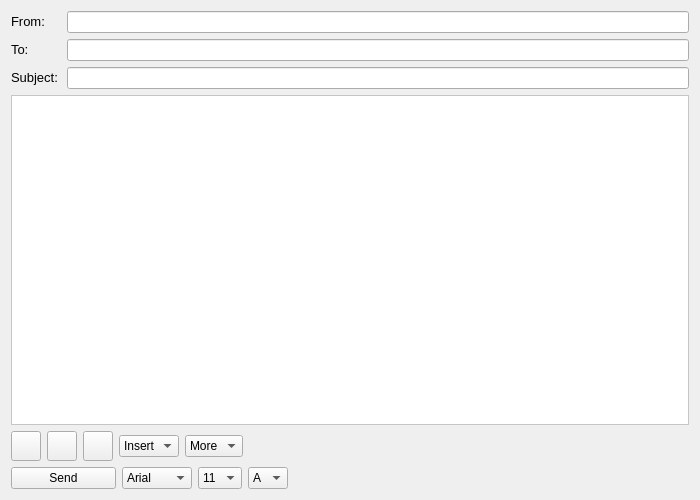
Before: the Qt Designer form CRM/views/ui/contacts2.ui in ImGaby123/SalesOptimizer-CRM, drawn with Qt 5.
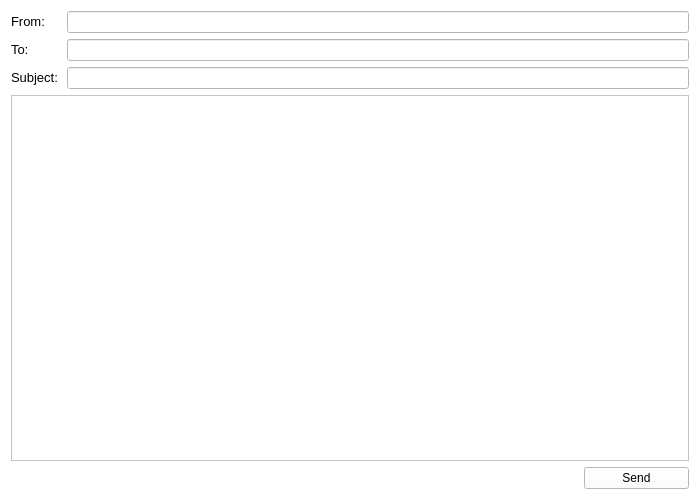
After: the same form once the commit is applied. Icons and pictures are not drawn.

Commit message: show-hide icons set on company col; email design ui changed

Patch:
```diff
--- a/CRM/views/ui/contacts2.ui
+++ b/CRM/views/ui/contacts2.ui
@@ -13,6 +13,9 @@
   <property name="windowTitle">
    <string>Form</string>
   </property>
+  <property name="styleSheet">
+   <string notr="true">background-color: rgb(255, 255, 255);</string>
+  </property>
   <layout class="QGridLayout" name="gridLayout_2">
    <item row="0" column="0">
     <layout class="QGridLayout" name="gridLayout">
@@ -75,149 +78,7 @@
      <item row="7" column="0">
       <layout class="QHBoxLayout" name="horizontalLayout">
        <item>
-        <widget class="QPushButton" name="bold_btn">
-         <property name="sizePolicy">
-          <sizepolicy hsizetype="Expanding" vsizetype="Fixed">
-           <horstretch>0</horstretch>
-           <verstretch>0</verstretch>
-          </sizepolicy>
-         </property>
-         <property name="maximumSize">
-          <size>
-           <width>30</width>
-           <height>30</height>
-          </size>
-         </property>
-         <property name="font">
-          <font>
-           <pointsize>16</pointsize>
-           <bold>true</bold>
-          </font>
-         </property>
-         <property name="styleSheet">
-          <string notr="true">
-color: rgb(0, 0, 0);</string>
-         </property>
-         <property name="text">
-          <string/>
-         </property>
-         <property name="icon">
-          <iconset resource="../qrc/icons.qrc">
-           <normaloff>:/Resources/bold.svg</normaloff>:/Resources/bold.svg</iconset>
-         </property>
-        </widget>
-       </item>
-       <item>
-        <widget class="QPushButton" name="italic_btn">
-         <property name="sizePolicy">
-          <sizepolicy hsizetype="Expanding" vsizetype="Fixed">
-           <horstretch>0</horstretch>
-           <verstretch>0</verstretch>
-          </sizepolicy>
-         </property>
-         <property name="maximumSize">
-          <size>
-           <width>30</width>
-           <height>30</height>
-          </size>
-         </property>
-         <property name="font">
-          <font>
-           <family>Arial</family>
-           <pointsize>16</pointsize>
-           <italic>true</italic>
-           <bold>false</bold>
-          </font>
-         </property>
-         <property name="styleSheet">
-          <string notr="true">
-
-color: rgb(0, 0, 0);</string>
-         </property>
-         <property name="text">
-          <string/>
-         </property>
-         <property name="icon">
-          <iconset resource="../qrc/icons.qrc">
-           <normaloff>:/Resources/italic.svg</normaloff>:/Resources/italic.svg</iconset>
-         </property>
-        </widget>
-       </item>
-       <item>
-        <widget class="QPushButton" name="underline_btn">
-         <property name="sizePolicy">
-          <sizepolicy hsizetype="Expanding" vsizetype="Fixed">
-           <horstretch>0</horstretch>
-           <verstretch>0</verstretch>
-          </sizepolicy>
-         </property>
-         <property name="maximumSize">
-          <size>
-           <width>30</width>
-           <height>30</height>
-          </size>
-         </property>
-         <property name="font">
-          <font>
-           <pointsize>16</pointsize>
-           <bold>false</bold>
-           <underline>true</underline>
-          </font>
-         </property>
-         <property name="styleSheet">
-          <string notr="true">
-
-color: rgb(0, 0, 0);</string>
-         </property>
-         <property name="text">
-          <string/>
-         </property>
-         <property name="icon">
-          <iconset resource="../qrc/icons.qrc">
-           <normaloff>:/Resources/underline.svg</normaloff>:/Resources/underline.svg</iconset>
-         </property>
-        </widget>
-       </item>
-       <item>
-        <layout class="QHBoxLayout" name="horizontalLayout_2">
-         <item>
-          <widget class="QComboBox" name="insert_combo">
-           <property name="sizePolicy">
-            <sizepolicy hsizetype="Preferred" vsizetype="Fixed">
-             <horstretch>0</horstretch>
-             <verstretch>0</verstretch>
-            </sizepolicy>
-           </property>
-           <item>
-            <property name="text">
-             <string>Insert</string>
-            </property>
-           </item>
-          </widget>
-         </item>
-         <item>
-          <widget class="QComboBox" name="comboBox">
-           <item>
-            <property name="text">
-             <string>More</string>
-            </property>
-           </item>
-          </widget>
-         </item>
-         <item>
-          <spacer name="horizontalSpacer">
-           <property name="orientation">
-            <enum>Qt::Orientation::Horizontal</enum>
-           </property>
-           <property name="sizeHint" stdset="0">
-            <size>
-             <width>40</width>
-             <height>20</height>
-            </size>
-           </property>
-          </spacer>
-         </item>
-        </layout>
+        <layout class="QHBoxLayout" name="horizontalLayout_2"/>
        </item>
       </layout>
      </item>
@@ -292,137 +153,47 @@
      <item row="8" column="0">
       <layout class="QHBoxLayout" name="horizontalLayout_35">
        <item>
-        <widget class="QPushButton" name="send_btn">
-         <property name="sizePolicy">
-          <sizepolicy hsizetype="Preferred" vsizetype="Fixed">
-           <horstretch>0</horstretch>
-           <verstretch>0</verstretch>
-          </sizepolicy>
-         </property>
-         <property name="minimumSize">
-          <size>
-           <width>105</width>
-           <height>0</height>
-          </size>
-         </property>
-         <property name="maximumSize">
-          <size>
-           <width>16777215</width>
-           <height>30</height>
-          </size>
-         </property>
-         <property name="styleSheet">
-          <string notr="true">color: rgb(0, 0, 0);
-</string>
-         </property>
-         <property name="text">
-          <string>Send</string>
-         </property>
-        </widget>
-       </item>
-       <item>
-        <widget class="QComboBox" name="text_combo_4">
-         <property name="sizePolicy">
-          <sizepolicy hsizetype="Preferred" vsizetype="Fixed">
-           <horstretch>0</horstretch>
-           <verstretch>0</verstretch>
-          </sizepolicy>
-         </property>
-         <property name="minimumSize">
-          <size>
-           <width>70</width>
-           <height>0</height>
-          </size>
-         </property>
-         <property name="maximumSize">
-          <size>
-           <width>16777215</width>
-           <height>16777215</height>
-          </size>
-         </property>
-         <property name="accessibleName">
-          <string/>
-         </property>
-         <property name="styleSheet">
-          <string notr="true">color: rgb(0, 0, 0);</string>
-         </property>
-         <property name="editable">
-          <bool>false</bool>
-         </property>
-         <property name="currentText">
-          <string>Arial</string>
-         </property>
-         <item>
-          <property name="text">
-           <string>Arial</string>
-          </property>
-         </item>
-        </widget>
-       </item>
-       <item>
-        <widget class="QComboBox" name="size_combo">
-         <property name="sizePolicy">
-          <sizepolicy hsizetype="Preferred" vsizetype="Fixed">
-           <horstretch>0</horstretch>
-           <verstretch>0</verstretch>
-          </sizepolicy>
-         </property>
-         <property name="minimumSize">
-          <size>
-           <width>40</width>
-           <height>0</height>
-          </size>
-         </property>
-         <item>
-          <property name="text">
-           <string>11</string>
-          </property>
-         </item>
-        </widget>
-       </item>
-       <item>
-        <widget class="QComboBox" name="letter_combo">
-         <property name="sizePolicy">
-          <sizepolicy hsizetype="Preferred" vsizetype="Fixed">
-           <horstretch>0</horstretch>
-           <verstretch>0</verstretch>
-          </sizepolicy>
-         </property>
-         <property name="minimumSize">
-          <size>
-           <width>40</width>
-           <height>0</height>
-          </size>
-         </property>
-         <property name="styleSheet">
-          <string notr="true">color: rgb(0, 0, 0);</string>
-         </property>
-         <property name="editable">
-          <bool>false</bool>
-         </property>
-         <property name="currentText">
-          <string>A</string>
-         </property>
-         <item>
-          <property name="text">
-           <string>A</string>
-          </property>
-         </item>
-        </widget>
-       </item>
-       <item>
-        <spacer name="horizontalSpacer_2">
+        <spacer name="horizontalSpacer">
          <property name="orientation">
           <enum>Qt::Orientation::Horizontal</enum>
          </property>
          <property name="sizeHint" stdset="0">
           <size>
-           <width>400</width>
+           <width>40</width>
            <height>20</height>
           </size>
          </property>
         </spacer>
        </item>
+       <item>
+        <widget class="QPushButton" name="send_btn">
+         <property name="sizePolicy">
+          <sizepolicy hsizetype="Preferred" vsizetype="Fixed">
+           <horstretch>0</horstretch>
+           <verstretch>0</verstretch>
+          </sizepolicy>
+         </property>
+         <property name="minimumSize">
+          <size>
+           <width>105</width>
+           <height>0</height>
+          </size>
+         </property>
+         <property name="maximumSize">
+          <size>
+           <width>16777215</width>
+           <height>30</height>
+          </size>
+         </property>
+         <property name="styleSheet">
+          <string notr="true">color: rgb(0, 0, 0);
+</string>
+         </property>
+         <property name="text">
+          <string>Send</string>
+         </property>
+        </widget>
+       </item>
       </layout>
      </item>
     </layout>
```
Left out of the diff: 4 changed lines with no effect on the pictures. The commit also changes 2 other files.
